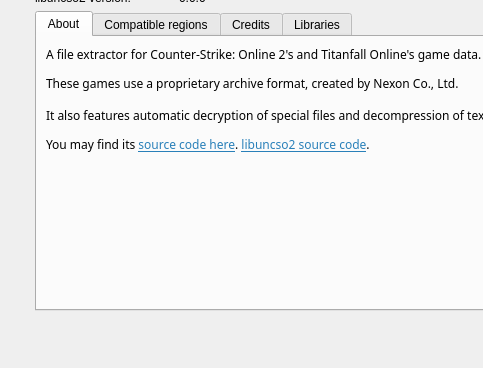
Before: the Qt Designer form resources/layouts/aboutdialog.ui in L-Leite/UnCSO2, drawn with Qt 5; both pictures show x 0 to 483 and y 98 to 466 of the 854 by 466 pixel window.
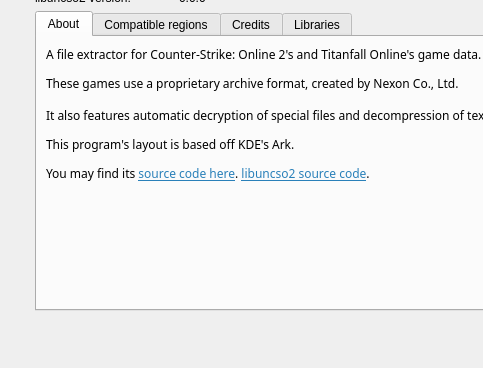
After: the same form once the commit is applied. Icons and pictures are not drawn.

Commit message: Credit KDE Ark's design in 'About' dialog

What changed in the file:
```diff
--- a/resources/layouts/aboutdialog.ui
+++ b/resources/layouts/aboutdialog.ui
@@ -176,7 +176,7 @@
                  </font>
                 </property>
                 <property name="text">
-                 <string>&lt;html&gt;&lt;head/&gt;&lt;body&gt;&lt;p&gt;A file extractor for Counter-Strike: Online 2's and Titanfall Online's game data.&lt;/p&gt;&lt;p&gt;These games use a proprietary archive format, created by Nexon Co., Ltd.&lt;br/&gt;&lt;br/&gt;It also features automatic decryption of special files and decompression of textures for Counter-Strike: Online 2&lt;span style=&quot; font-style:italic;&quot;&gt;.&lt;/span&gt;&lt;/p&gt;&lt;p&gt;You may find its &lt;a href=&quot;https://github.com/Ochii/UnCSO2&quot;&gt;&lt;span style=&quot; text-decoration: underline; color:#2980b9;&quot;&gt;source code here&lt;/span&gt;&lt;/a&gt;. &lt;a href=&quot;https://github.com/Ochii/libuncso2&quot;&gt;&lt;span style=&quot; text-decoration: underline; color:#2980b9;&quot;&gt;libuncso2 source code&lt;/span&gt;&lt;/a&gt;.&lt;/p&gt;&lt;/body&gt;&lt;/html&gt;</string>
+                 <string>&lt;html&gt;&lt;head/&gt;&lt;body&gt;&lt;p&gt;A file extractor for Counter-Strike: Online 2's and Titanfall Online's game data.&lt;/p&gt;&lt;p&gt;These games use a proprietary archive format, created by Nexon Co., Ltd.&lt;br/&gt;&lt;br/&gt;It also features automatic decryption of special files and decompression of textures for Counter-Strike: Online 2&lt;span style=&quot; font-style:italic;&quot;&gt;.&lt;/span&gt;&lt;/p&gt;&lt;p&gt;This program's layout is based off KDE's Ark.&lt;/p&gt;&lt;p&gt;You may find its &lt;a href=&quot;https://github.com/Ochii/UnCSO2&quot;&gt;&lt;span style=&quot; text-decoration: underline; color:#2980b9;&quot;&gt;source code here&lt;/span&gt;&lt;/a&gt;. &lt;a href=&quot;https://github.com/Ochii/libuncso2&quot;&gt;&lt;span style=&quot; text-decoration: underline; color:#2980b9;&quot;&gt;libuncso2 source code&lt;/span&gt;&lt;/a&gt;.&lt;/p&gt;&lt;/body&gt;&lt;/html&gt;</string>
                 </property>
                 <property name="textFormat">
                  <enum>Qt::RichText</enum>
```
